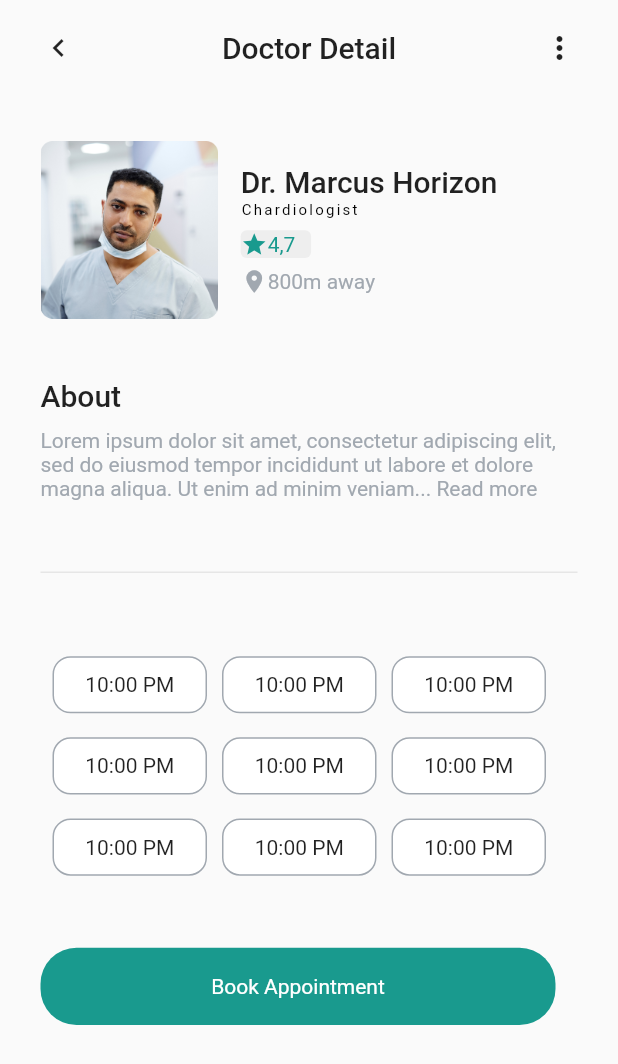
After one commit to Priyanshu-Singhz/jono_hospital, a Flutter app: the SchedulePage screen opened by its route, on a phone screen of 412 x 824 dp. The commit adds this screen. Shown: the top 1064 px of the screen. Run offline on Flutter 3.47's test engine with Material 2 defaults, Android fonts, the light colour scheme and no system bars; our stand-ins replace cloud_firestore, equatable, firebase_auth, firebase_core, flutter_bloc, flutter_screenutil and 5 more; accounts and stored records are empty.

Commit message:
Added schedulepage

```diff
--- a/lib/modules/modules.dart
+++ b/lib/modules/modules.dart
@@ -9,3 +9,4 @@ export './doctors/views/doctors_page.dart';
 export './doctors/views/add_new_doctor.dart';
 export './queue/views/queue.dart';
 export './profile/profile_page.dart';
+export './schedule/views/schedule.dart';
--- /dev/null
+++ b/lib/modules/schedule/views/schedule.dart
@@ -0,0 +1,192 @@
+import 'package:flutter/material.dart';
+import 'package:flutter_screenutil/flutter_screenutil.dart';
+import 'package:jono_hospital/common/constants/colors.dart';
+
+class SchedulePage extends StatelessWidget {
+  static const String routeName = '/schedule-page';
+
+  const SchedulePage({Key? key}) : super(key: key);
+
+  @override
+  Widget build(BuildContext context) {
+    return Scaffold(
+      body: SafeArea(
+        child: Padding(
+          padding: const EdgeInsets.symmetric(horizontal: 27),
+          child: Column(
+            crossAxisAlignment: CrossAxisAlignment.start,
+            children: [
+              const SizedBox(height: 20),
+              const CustomAppBar(),
+              const SizedBox(height: 50),
+              const DoctorDetail(),
+              const SizedBox(height: 40),
+              Text(
+                "About",
+                style: Theme.of(context).textTheme.titleLarge,
+              ),
+              const SizedBox(height: 10),
+              const Text(
+                "Lorem ipsum dolor sit amet, consectetur adipiscing elit, sed do eiusmod tempor incididunt ut labore et dolore magna aliqua. Ut enim ad minim veniam... Read more",
+                style: TextStyle(color: AppColors.darkGrey),
+              ),
+              const SizedBox(height: 40),
+              const Divider(),
+              const SizedBox(height: 40),
+              Column(
+                children: List.generate(
+                  3,
+                  (index) => const SlotChip(),
+                ),
+              ),
+              const SizedBox(height: 40),
+              Container(
+                height: 50.h,
+                width: 300.w,
+                decoration: BoxDecoration(
+                  borderRadius: BorderRadius.circular(24),
+                  color: AppColors.primaryColor,
+                ),
+                child: const Center(
+                    child: Text(
+                  "Book Appointment",
+                  style: TextStyle(color: AppColors.whiteColor),
+                )),
+              )
+            ],
+          ),
+        ),
+      ),
+    );
+  }
+}
+
+class SlotChip extends StatelessWidget {
+  final bool isSelected = false;
+
+  const SlotChip({super.key});
+
+  @override
+  Widget build(BuildContext context) {
+    return Padding(
+      padding: const EdgeInsets.all(3.0),
+      child: Row(
+        children: List.generate(
+          3,
+          (index) => Padding(
+            padding: const EdgeInsets.all(5.0),
+            child: Container(
+              height: 37.h,
+              width: 90.w,
+              decoration: BoxDecoration(
+                  borderRadius: BorderRadius.circular(12),
+                  color: (isSelected == true)
+                      ? AppColors.primaryColor
+                      : AppColors.whiteColor,
+                  border: Border.all(
+                    color: AppColors.darkGrey,
+                  )),
+              child: const Center(child: Text("10:00 PM")),
+            ),
+          ),
+        ),
+      ),
+    );
+  }
+}
+
+class CustomAppBar extends StatelessWidget {
+  const CustomAppBar({super.key});
+
+  @override
+  Widget build(BuildContext context) {
+    return Row(
+      mainAxisAlignment: MainAxisAlignment.spaceBetween,
+      children: [
+        InkWell(
+          child: const Icon(Icons.chevron_left_outlined),
+          onTap: () {
+            Navigator.pop(context);
+          },
+        ),
+        Text(
+          'Doctor Detail',
+          style: Theme.of(context).textTheme.titleLarge,
+        ),
+        const Icon(Icons.more_vert)
+      ],
+    );
+  }
+}
+
+class DoctorDetail extends StatelessWidget {
+  const DoctorDetail({super.key});
+
+  @override
+  Widget build(BuildContext context) {
+    return Row(
+      children: [
+        Container(
+          decoration: BoxDecoration(
+            borderRadius: BorderRadius.circular(12),
+          ),
+          height: 115.h,
+          width: 115.h,
+          child: const Image(image: AssetImage("assets/images/doctor4.png")),
+        ),
+        const SizedBox(width: 15),
+        Column(
+          crossAxisAlignment: CrossAxisAlignment.start,
+          children: [
+            Text(
+              "Dr. Marcus Horizon",
+              style: Theme.of(context).textTheme.titleLarge,
+            ),
+            const SizedBox(height: 2),
+            Text(
+              "Chardiologist",
+              style: Theme.of(context).textTheme.labelSmall,
+            ),
+            const SizedBox(height: 7),
+            Container(
+              height: 18.h,
+              width: 41.w,
+              decoration: BoxDecoration(
+                borderRadius: BorderRadius.circular(4),
+                color: Colors.grey[200],
+              ),
+              child: Row(
+                // ignore: prefer_const_literals_to_create_immutables
+                children: [
+                  const Icon(
+                    Icons.star,
+                    color: AppColors.primaryColor,
+                    size: 18,
+                  ),
+                  const Text(
+                    "4,7",
+                    style: TextStyle(color: AppColors.primaryColor),
+                  )
+                ],
+              ),
+            ),
+            const SizedBox(height: 7),
+            Row(
+              children: [
+                const Icon(
+                  Icons.location_on,
+                  color: AppColors.darkGrey,
+                  size: 18,
+                ),
+                const Text(
+                  "800m away",
+                  style: TextStyle(color: AppColors.darkGrey),
+                )
+              ],
+            ),
+          ],
+        )
+      ],
+    );
+  }
+}
--- a/lib/routes/router.dart
+++ b/lib/routes/router.dart
@@ -23,6 +23,8 @@ class MyRouter {
     switch (settings.name) {
       case HomeScreen.routeName:
         return MaterialPageRoute(builder: (_) => const HomeScreen());
+      case SchedulePage.routeName:
+        return MaterialPageRoute(builder: (_) => const SchedulePage());
       case ProfilePage.routeName:
         return MaterialPageRoute(builder: (_) => const ProfilePage());
       case SplashPage.routeName:
```
Also changed, not shown: assets/images/doctor4.png (added).
